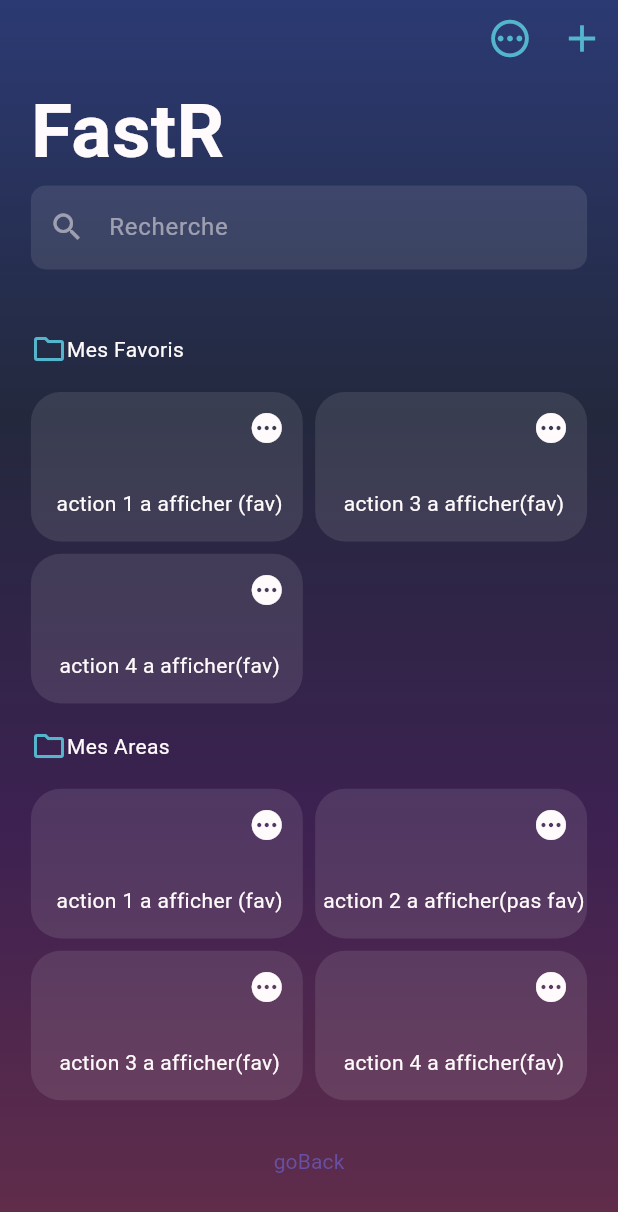
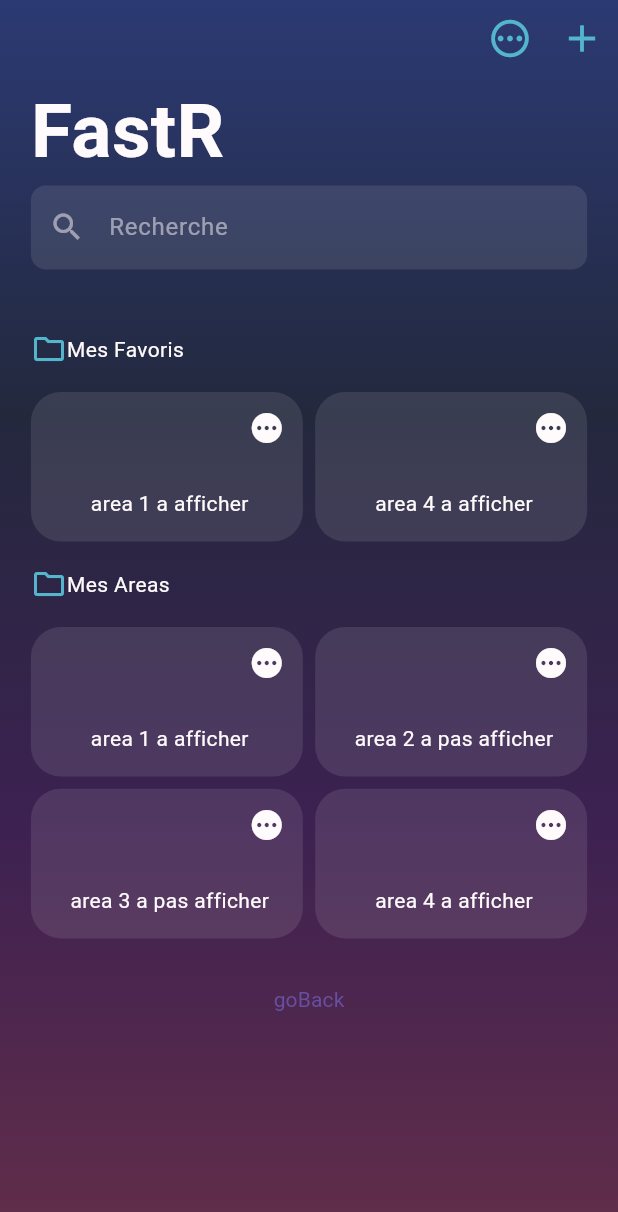
Before and after one commit to Lukacms/Area, a Flutter app: the HomePage screen opened by its route, on a phone screen of 412 x 824 dp. Shown: the top 1212 px of the screen. Run offline on Flutter 3.47's test engine with Material 2 defaults, Android fonts, the phone set to English and light mode, and no system bars; our stand-ins replace flutter_svg, shared_preferences; accounts and stored records are empty.

Commit message:
[ADD] added possibility to add and edit areas locally

```diff
--- a/mobile/lib/back/api.dart
+++ b/mobile/lib/back/api.dart
@@ -1,6 +1,8 @@
 // ONLINE
 
 // OFFLINE
+
+import 'package:mobile/back/services.dart';
 
 class Automatisation {
   int id;
@@ -16,39 +18,11 @@ class Automatisation {
   });
 }
 
-List automatisations = [
-  {
-    "id": 0,
-    "user": "user",
-    "actionId": 0,
-    "reaction": "reaction",
-    "name": "action 1 a afficher (fav)",
-    "favorite": true
-  },
-  {
-    "id": 2,
-    "user": "user",
-    "actionId": 3,
-    "reaction": "prout",
-    "name": "action 2 a afficher(pas fav)",
-    "favorite": false
-  },
-  {
-    "id": 1,
-    "user": "user",
-    "actionId": 2,
-    "reaction": "prout",
-    "name": "action 3 a afficher(fav)",
-    "favorite": true
-  },
-    {
-    "id": 4,
-    "user": "user",
-    "actionId": 2,
-    "reaction": "prout",
-    "name": "action 4 a afficher(fav)",
-    "favorite": true
-  }
+List<Area> automatisations = [
+  Area(user: "user", actions: [], name: "area 1 a afficher", favorite: true),
+  Area(user: "user", actions: [], name: "area 2 a pas afficher"),
+  Area(user: "user", actions: [], name: "area 3 a pas afficher"),
+  Area(user: "user", actions: [], name: "area 4 a afficher", favorite: true),
 ];
 
 List login(String user, String password) {
@@ -59,8 +33,21 @@ List login(String user, String password) {
   return [false, ""];
 }
 
-List getAreas() {
+List<Area> getAreas() {
   return automatisations;
 }
 
+void addArea(Area area, String user) {
+  area.user = user;
+  automatisations.add(area);
+}
+
+void editArea(Area area, Area savedArea) {
+  for (var automatisation in automatisations) {
+    if (automatisation == savedArea) {
+      automatisation = area;
+    }
+  }
+}
+
 void sendResetPassword() {}
--- a/mobile/lib/back/services.dart
+++ b/mobile/lib/back/services.dart
@@ -14,6 +14,30 @@ class Service {
     required this.iconColor,
     required this.category,
     required this.actions,
+  });
+}
+
+class AreaAction {
+  final Service service;
+  final String name;
+
+  AreaAction({
+    required this.service,
+    required this.name,
+  });
+}
+
+class Area {
+  String user;
+  List<AreaAction> actions;
+  String name;
+  bool favorite;
+
+  Area({
+    required this.user,
+    required this.actions,
+    required this.name,
+    this.favorite = false,
   });
 }
 
--- a/mobile/lib/screens/addingArea/add_area.dart
+++ b/mobile/lib/screens/addingArea/add_area.dart
@@ -8,9 +8,11 @@ import 'package:mobile/theme/style.dart';
 
 class AddArea extends StatefulWidget {
   final BuildContext parentContext;
+  final Function addActionCallback;
   const AddArea({
     super.key,
     required this.parentContext,
+    required this.addActionCallback,
   });
 
   @override
@@ -104,6 +106,7 @@ class _AddAreaState extends State<AddArea> {
         endDrawer: ActionReactionLists(
           category: selectedCategory,
           parentContext: widget.parentContext,
+          addActionCallback: widget.addActionCallback,
         ),
       ),
     );
--- a/mobile/lib/screens/home/area_card.dart
+++ b/mobile/lib/screens/home/area_card.dart
@@ -1,10 +1,14 @@
 import 'package:flutter/material.dart';
+import 'package:mobile/back/services.dart';
 import 'package:mobile/main.dart';
+import 'package:mobile/screens/addingArea/area_build.dart';
 import 'package:mobile/theme/style.dart';
 
 class AreaCard extends StatelessWidget {
-  final String name;
-  const AreaCard({super.key, required this.name});
+  final Area area;
+  final Function editAreaCallback;
+  const AreaCard(
+      {super.key, required this.area, required this.editAreaCallback});
 
   @override
   Widget build(BuildContext context) {
@@ -12,8 +16,9 @@ class AreaCard extends StatelessWidget {
       width: blockWidth,
       height: blockHeight * 0.5,
       decoration: BoxDecoration(
-          borderRadius: BorderRadius.circular(20),
-          color: AppColors.white.withOpacity(0.1)),
+        borderRadius: BorderRadius.circular(20),
+        color: AppColors.white.withOpacity(0.1),
+      ),
       child: Column(
         children: [
           Row(
@@ -24,7 +29,17 @@ class AreaCard extends StatelessWidget {
                   Icons.pending,
                   color: AppColors.white,
                 ),
-                onPressed: () {},
+                onPressed: () {
+                  Navigator.of(context).push(
+                    MaterialPageRoute(
+                      builder: (context) => AreaBuild(
+                        isEdit: true,
+                        areaAdd: editAreaCallback,
+                        area: area,
+                      ),
+                    ),
+                  );
+                },
               )
             ],
           ),
@@ -33,8 +48,11 @@ class AreaCard extends StatelessWidget {
               top: blockHeight * 2,
             ),
             child: Text(
-              " $name",
-              style: TextStyle(color: AppColors.white, overflow: TextOverflow.ellipsis),
+              " ${area.name}",
+              style: TextStyle(
+                color: AppColors.white,
+                overflow: TextOverflow.ellipsis,
+              ),
             ),
           ),
         ],
--- a/mobile/lib/screens/home/area_group.dart
+++ b/mobile/lib/screens/home/area_group.dart
@@ -1,12 +1,19 @@
 import 'package:flutter/material.dart';
+import 'package:mobile/back/services.dart';
 import 'package:mobile/main.dart';
 import 'package:mobile/screens/home/area_card.dart';
 import 'package:mobile/theme/style.dart';
 
 class AreaGroup extends StatelessWidget {
-  final List group;
+  final List<Area> group;
   final String groupName;
-  const AreaGroup({super.key, required this.group, this.groupName = ""});
+  final Function editAreaCallback;
+  const AreaGroup({
+    super.key,
+    required this.group,
+    this.groupName = "",
+    required this.editAreaCallback,
+  });
 
   @override
   Widget build(BuildContext context) {
@@ -35,7 +42,8 @@ class AreaGroup extends StatelessWidget {
               return SizedBox(
                 height: 50,
                 child: AreaCard(
-                  name: group[index]['name'],
+                  area: group[index],
+                  editAreaCallback: editAreaCallback,
                 ),
               );
             },
--- a/mobile/lib/screens/home/area_lists.dart
+++ b/mobile/lib/screens/home/area_lists.dart
@@ -1,14 +1,17 @@
 import 'package:flutter/material.dart';
+import 'package:mobile/back/services.dart';
 import 'package:mobile/main.dart';
 import 'package:mobile/screens/home/area_group.dart';
 
 class AreaLists extends StatefulWidget {
-  final List areas;
+  final List<Area> areas;
+  final Function editAreaCallback;
   final String searchText;
   const AreaLists({
     super.key,
     required this.areas,
     required this.searchText,
+    required this.editAreaCallback,
   });
 
   @override
@@ -16,10 +19,10 @@ class AreaLists extends StatefulWidget {
 }
 
 class _AreaListsState extends State<AreaLists> {
-  List searchAreas() {
-    List searchAreas = [];
+  List<Area> searchAreas() {
+    List<Area> searchAreas = [];
     for (var area in widget.areas) {
-      if (area['name'].contains(widget.searchText)) {
+      if (area.name.contains(widget.searchText)) {
         searchAreas.add(area);
       }
     }
@@ -28,9 +31,9 @@ class _AreaListsState extends State<AreaLists> {
 
   @override
   Widget build(BuildContext context) {
-    List favorites = [];
+    List<Area> favorites = [];
     for (var area in widget.areas) {
-      if (area['favorite']) {
+      if (area.favorite) {
         favorites.add(area);
       }
     }
@@ -42,10 +45,12 @@ class _AreaListsState extends State<AreaLists> {
                 AreaGroup(
                   group: favorites,
                   groupName: "Mes Favoris",
+                  editAreaCallback: widget.editAreaCallback,
                 ),
                 AreaGroup(
                   group: widget.areas,
                   groupName: "Mes Areas",
+                  editAreaCallback: widget.editAreaCallback,
                 )
               ],
             )
@@ -54,6 +59,7 @@ class _AreaListsState extends State<AreaLists> {
                 AreaGroup(
                   group: searchAreas(),
                   groupName: "Recherche",
+                  editAreaCallback: widget.editAreaCallback,
                 ),
               ],
             ),
--- a/mobile/lib/screens/home/home_page.dart
+++ b/mobile/lib/screens/home/home_page.dart
@@ -1,5 +1,6 @@
 import 'package:flutter/material.dart';
 import 'package:mobile/back/api.dart';
+import 'package:mobile/back/services.dart';
 import 'package:mobile/components/background_gradient.dart';
 import 'package:mobile/main.dart';
 import 'package:mobile/screens/addingArea/area_build.dart';
@@ -17,7 +18,7 @@ class HomePage extends StatefulWidget {
 
 class _HomePageState extends State<HomePage> {
   TextEditingController searchController = TextEditingController();
-  List areas = [];
+  List<Area> areas = [];
   @override
   void initState() {
     super.initState();
@@ -41,7 +42,16 @@ class _HomePageState extends State<HomePage> {
         addArea: () {
           Navigator.of(context).push(
             MaterialPageRoute(
-              builder: (context) => const AreaBuild(),
+              builder: (context) => AreaBuild(
+                isEdit: false,
+                areaAdd: (Area value) {
+                  setState(
+                    () {
+                      areas = getAreas();
+                    },
+                  );
+                },
+              ),
             ),
           );
         },
@@ -60,7 +70,15 @@ class _HomePageState extends State<HomePage> {
                         AppBar().preferredSize.height +
                         (blockHeight * 15),
                   ),
-                  AreaLists(areas: areas, searchText: searchController.text),
+                  AreaLists(
+                    areas: areas,
+                    searchText: searchController.text,
+                    editAreaCallback: (value) {
+                      setState(() {
+                        areas = getAreas();
+                      });
+                    },
+                  ),
                   TextButton(
                     child: const Text("goBack"),
                     onPressed: () {
```
Also changed, not shown: mobile/lib/screens/addingArea/action_block.dart (added, +60 -0 lines), mobile/lib/screens/addingArea/action_blocks_list.dart (added, +52 -0 lines), mobile/lib/screens/addingArea/action_reaction_lists.dart (+7 -1 lines), mobile/lib/screens/addingArea/add_action_button.dart (added, +51 -0 lines), mobile/lib/screens/addingArea/area_build.dart (+72 -35 lines).
